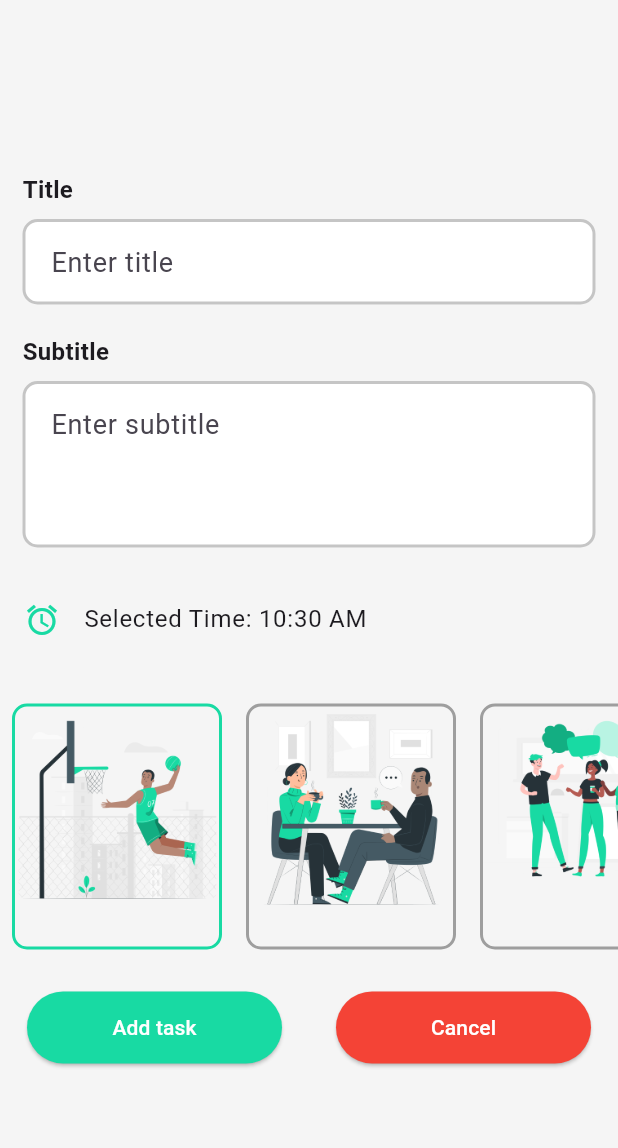
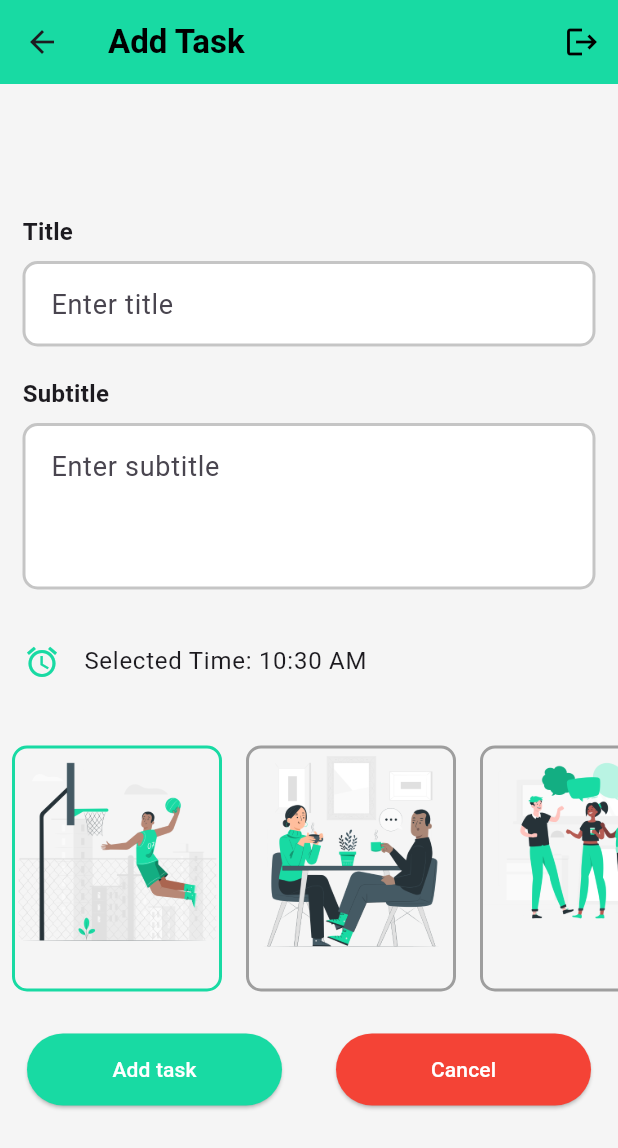
Before and after one commit to dhouha5/FlutterProject, a Flutter app: the screen it shows once a user with an empty profile is signed in, after a tap on the "add" icon, on a phone screen of 412 x 824 dp. Shown: the top 1148 px of the screen. Run offline on Flutter 3.47's test engine with Material 3 defaults, Android fonts, the phone set to English and light mode, and no system bars; our stand-ins replace cloud_firestore, firebase_auth, firebase_core; accounts and stored records are empty; network calls fail.

Commit message:
UpdateDesign

```diff
--- a/lib/screen/add_note_screen.dart
+++ b/lib/screen/add_note_screen.dart
@@ -22,6 +22,17 @@ class _Add_screenState extends State<Add_screen> {
   Widget build(BuildContext context) {
     return Scaffold(
       backgroundColor: backgroundColors,
+      appBar: AppBar(
+        backgroundColor: custom_green,
+        title:Text('Add Task',
+          style: TextStyle(
+
+              color: Colors.black,
+              fontWeight: FontWeight.bold),),
+        actions: [
+          IconButton(onPressed: (){_signOut();}, icon: Icon(Icons.logout,color: Colors.black,)
+          )],
+      ),
       body: SafeArea(
         child: Column(
           mainAxisAlignment: MainAxisAlignment.center,
@@ -225,3 +236,6 @@ class _Add_screenState extends State<Add_screen> {
       });
   }
 }
+Future<void> _signOut() async {
+  await FirebaseAuth.instance.signOut();
+}
--- a/lib/screen/home.dart
+++ b/lib/screen/home.dart
@@ -20,9 +20,13 @@ class _Home_ScreenState extends State<Home_Screen> {
     return Scaffold(
       appBar: AppBar(
         backgroundColor: custom_green,
-        title:Text('ToDo List'),
+        title:Text('ToDo List',
+          style: TextStyle(
+
+              color: Colors.black,
+              fontWeight: FontWeight.bold),),
          actions: [
-           IconButton(onPressed: (){_signOut();}, icon: Icon(Icons.logout,color: Colors.white,)
+           IconButton(onPressed: (){_signOut();}, icon: Icon(Icons.logout,color: Colors.black,)
            )],
       ),
       backgroundColor: backgroundColors,
@@ -66,12 +70,22 @@ class _Home_ScreenState extends State<Home_Screen> {
             physics: BouncingScrollPhysics(),
             child: Column(
               children: [
+                Padding(
+                  padding: const EdgeInsets.only(top: 8.0),
+                  child: Text(
+                    'ToDo',
+                    style: TextStyle(
+                        fontSize: 16,
+                        color: Colors.grey.shade700,
+                        fontWeight: FontWeight.bold),
+                  ),
+                ),
                 Stream_note(false),
                 Text(
-                  'isDone',
+                  'IsDone',
                   style: TextStyle(
                       fontSize: 16,
-                      color: Colors.grey.shade500,
+                      color: Colors.grey.shade700,
                       fontWeight: FontWeight.bold),
                 ),
                 Stream_note(true),
```
Also changed, not shown: lib/screen/SingUP.dart (+5 -4 lines), lib/screen/edit_screen.dart (+19 -4 lines).
